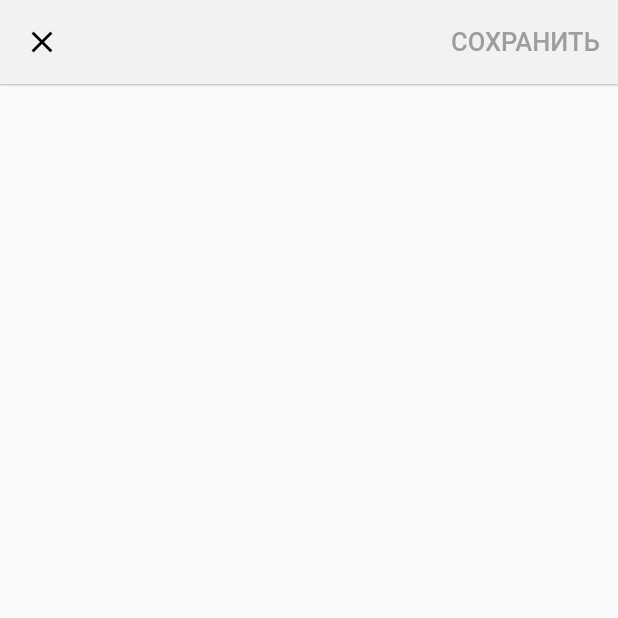
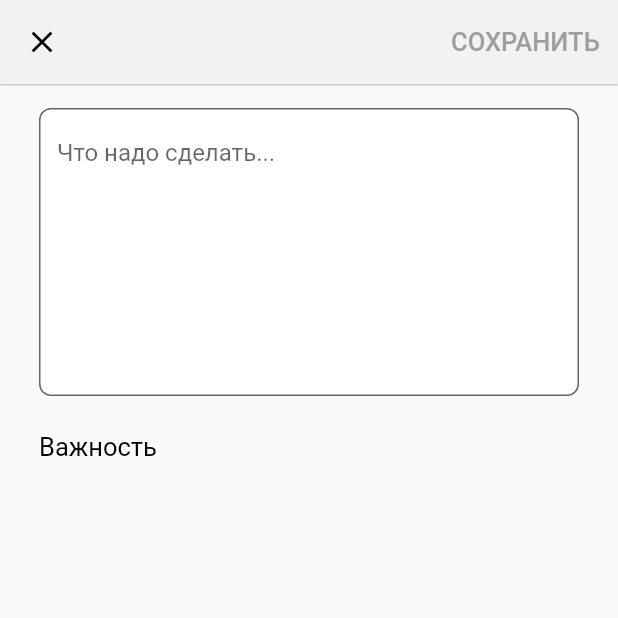
Before and after one commit to maksimn/todolistflutter, a Flutter app: the TodoEditorWidget screen opened directly, on a phone screen of 412 x 824 dp, the top half of it. Run offline on Flutter 3.47's test engine with Material 2 defaults, Android fonts, the phone set to English and light mode, and no system bars.

Commit message:
[TDLF-2]: TodoEditor body.

```diff
--- a/lib/todo_editor/todo_editor_widget.dart
+++ b/lib/todo_editor/todo_editor_widget.dart
@@ -26,7 +26,34 @@ class TodoEditorWidget extends StatelessWidget {
           ),
         ],
       ),
-      body: const SizedBox.shrink(),
+      body: SingleChildScrollView(
+        child: Column(
+          children: [
+            Padding(
+                padding: const EdgeInsets.symmetric(vertical: 16.0, horizontal: 26.0),
+                child: TextField(
+                  decoration: InputDecoration(
+                      filled: true,
+                      fillColor: Colors.white,
+                      hintText: "Что надо сделать...",
+                      border: OutlineInputBorder(
+                        borderSide: const BorderSide(color: Colors.black, width: 2.0),
+                        borderRadius: BorderRadius.circular(8.0),
+                      )),
+                  keyboardType: TextInputType.multiline,
+                  minLines: 8,
+                  maxLines: 8,
+                )),
+            const Align(
+              alignment: Alignment.centerLeft,
+              child: Padding(
+                padding: EdgeInsets.symmetric(vertical: 8.0, horizontal: 26.0),
+                child: Text("Важность", style: TextStyle(color: Colors.black, fontSize: 17.0)),
+              ),
+            ),
+          ],
+        ),
+      ),
     );
   }
 
```
